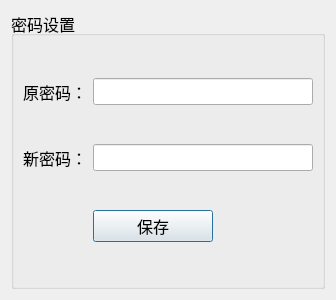
First picture: the form in BusBar-Qt/setting/passordsettingdlg.ui, repository luozhiyong131/BusBar, before the edit.
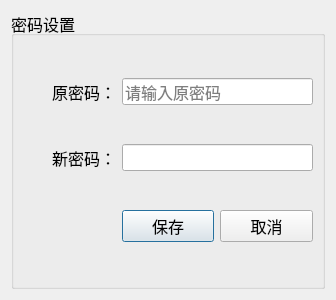
Second picture: the form after the edit.

Diff of the .ui file:
```diff
--- a/BusBar-Qt/setting/passordsettingdlg.ui
+++ b/BusBar-Qt/setting/passordsettingdlg.ui
@@ -38,25 +38,13 @@
         </property>
        </widget>
       </item>
-      <item row="1" column="1">
-       <widget class="QLineEdit" name="lineEdit_2"/>
-      </item>
-      <item row="2" column="1">
-       <widget class="QPushButton" name="pushButton_2">
-        <property name="maximumSize">
-         <size>
-          <width>120</width>
-          <height>16777215</height>
-         </size>
-        </property>
-        <property name="text">
-         <string>保存</string>
+      <item row="0" column="1" colspan="2">
+       <widget class="QLineEdit" name="lineEdit">
+        <property name="placeholderText">
+         <string>请输入原密码</string>
         </property>
        </widget>
       </item>
-      <item row="0" column="1">
-       <widget class="QLineEdit" name="lineEdit"/>
-      </item>
       <item row="1" column="0">
        <widget class="QLabel" name="label_2">
         <property name="text">
@@ -67,6 +55,35 @@
         </property>
        </widget>
       </item>
+      <item row="1" column="1" colspan="2">
+       <widget class="QLineEdit" name="lineEdit_2"/>
+      </item>
+      <item row="2" column="1">
+       <widget class="QPushButton" name="pushButton_2">
+        <property name="maximumSize">
+         <size>
+          <width>120</width>
+          <height>16777215</height>
+         </size>
+        </property>
+        <property name="text">
+         <string>保存</string>
+        </property>
+       </widget>
+      </item>
+      <item row="2" column="2">
+       <widget class="QPushButton" name="pushButton_3">
+        <property name="maximumSize">
+         <size>
+          <width>120</width>
+          <height>16777215</height>
+         </size>
+        </property>
+        <property name="text">
+         <string>取消</string>
+        </property>
+       </widget>
+      </item>
      </layout>
     </widget>
    </item>
```
